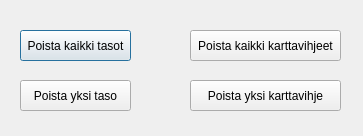
finnishtransportagency/QGIS-tieosoitetyokalu, file dialogs/DeleteLayer_dialog.ui: the form before one commit.
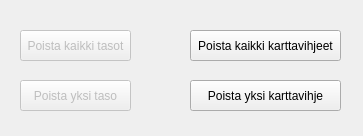
The form after the commit.

Patch:
```diff
--- a/dialogs/DeleteLayer_dialog.ui
+++ b/dialogs/DeleteLayer_dialog.ui
@@ -14,6 +14,9 @@
    <string>Dialog</string>
   </property>
   <widget class="QPushButton" name="pushButton_delete_layers">
+   <property name="enabled">
+    <bool>false</bool>
+   </property>
    <property name="geometry">
     <rect>
      <x>20</x>
@@ -27,6 +30,9 @@
    </property>
   </widget>
   <widget class="QPushButton" name="pushButton_delete_layer">
+   <property name="enabled">
+    <bool>false</bool>
+   </property>
    <property name="geometry">
     <rect>
      <x>20</x>
```
